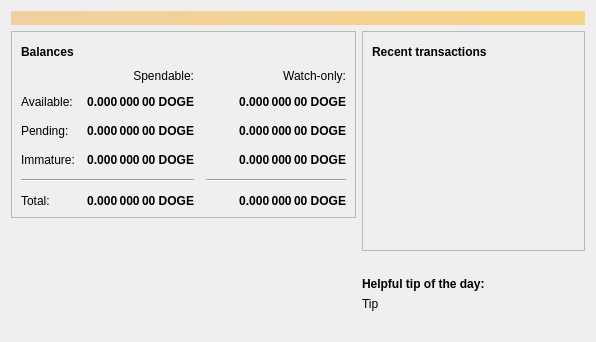
Before: the Qt Designer form src/qt/forms/overviewpage.ui in termucoin/dogecoin, drawn with Qt 5.
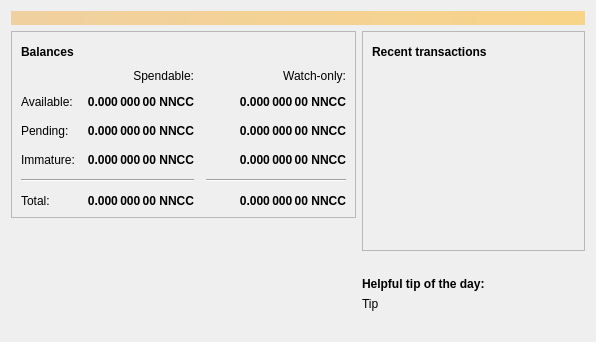
After: the same form once the commit is applied. Icons and pictures are not drawn.

```diff
--- a/src/qt/forms/overviewpage.ui
+++ b/src/qt/forms/overviewpage.ui
@@ -129,7 +129,7 @@
                <string>Unconfirmed transactions to watch-only addresses</string>
               </property>
               <property name="text">
-               <string notr="true">0.000 000 00 DOGE</string>
+               <string notr="true">0.000 000 00 NNCC</string>
               </property>
               <property name="alignment">
                <set>Qt::AlignRight|Qt::AlignTrailing|Qt::AlignVCenter</set>
@@ -154,7 +154,7 @@
                <string>Total of transactions that have yet to be confirmed, and do not yet count toward the spendable balance</string>
               </property>
               <property name="text">
-               <string notr="true">0.000 000 00 DOGE</string>
+               <string notr="true">0.000 000 00 NNCC</string>
               </property>
               <property name="alignment">
                <set>Qt::AlignRight|Qt::AlignTrailing|Qt::AlignVCenter</set>
@@ -179,7 +179,7 @@
                <string>Mined balance in watch-only addresses that has not yet matured</string>
               </property>
               <property name="text">
-               <string notr="true">0.000 000 00 DOGE</string>
+               <string notr="true">0.000 000 00 NNCC</string>
               </property>
               <property name="alignment">
                <set>Qt::AlignRight|Qt::AlignTrailing|Qt::AlignVCenter</set>
@@ -237,7 +237,7 @@
                <string>Mined balance that has not yet matured</string>
               </property>
               <property name="text">
-               <string notr="true">0.000 000 00 DOGE</string>
+               <string notr="true">0.000 000 00 NNCC</string>
               </property>
               <property name="alignment">
                <set>Qt::AlignRight|Qt::AlignTrailing|Qt::AlignVCenter</set>
@@ -282,7 +282,7 @@
                <string>Your current total balance</string>
               </property>
               <property name="text">
-               <string notr="true">0.000 000 00 DOGE</string>
+               <string notr="true">0.000 000 00 NNCC</string>
               </property>
               <property name="alignment">
                <set>Qt::AlignRight|Qt::AlignTrailing|Qt::AlignVCenter</set>
@@ -307,7 +307,7 @@
                <string>Current total balance in watch-only addresses</string>
               </property>
               <property name="text">
-               <string notr="true">0.000 000 00 DOGE</string>
+               <string notr="true">0.000 000 00 NNCC</string>
               </property>
               <property name="alignment">
                <set>Qt::AlignRight|Qt::AlignTrailing|Qt::AlignVCenter</set>
@@ -349,7 +349,7 @@
                <string>Your current spendable balance</string>
               </property>
               <property name="text">
-               <string notr="true">0.000 000 00 DOGE</string>
+               <string notr="true">0.000 000 00 NNCC</string>
               </property>
               <property name="alignment">
                <set>Qt::AlignRight|Qt::AlignTrailing|Qt::AlignVCenter</set>
@@ -374,7 +374,7 @@
                <string>Your current balance in watch-only addresses</string>
               </property>
               <property name="text">
-               <string notr="true">0.000 000 00 DOGE</string>
+               <string notr="true">0.000 000 00 NNCC</string>
               </property>
               <property name="alignment">
                <set>Qt::AlignRight|Qt::AlignTrailing|Qt::AlignVCenter</set>
```
